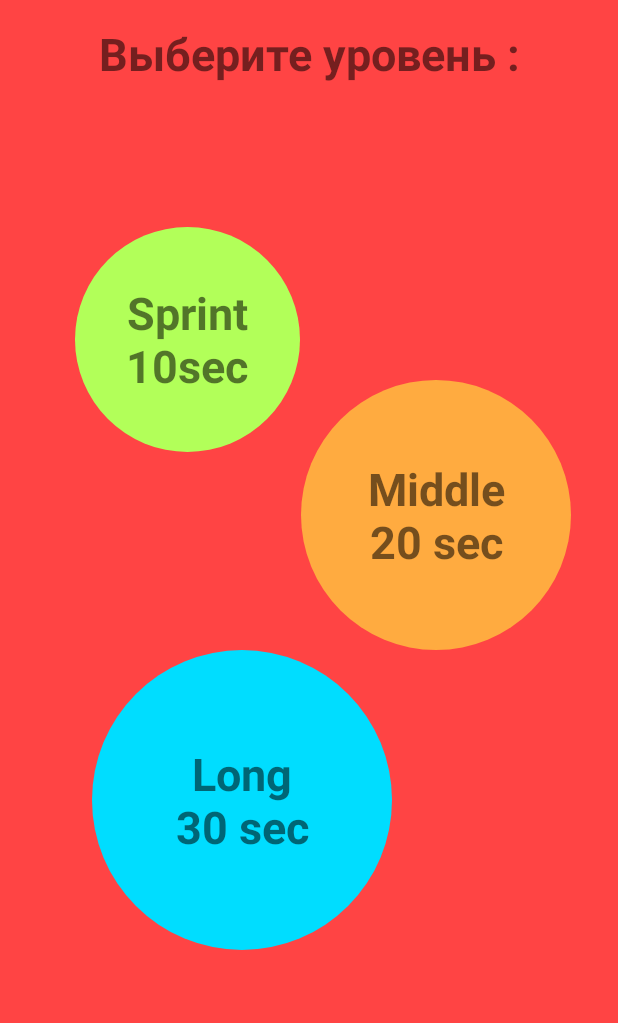
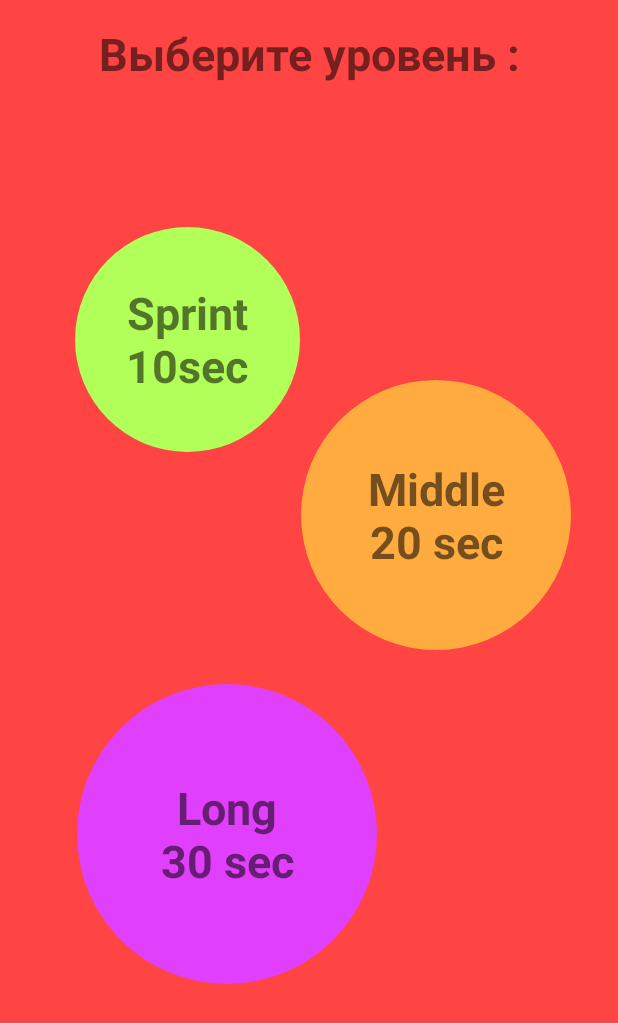
Before and after one commit to Serg8787/ClickerRxJava, an Android app: the screen it shows after launch (MainActivity), after a tap on an icon or button, on a phone screen of 412 x 824 dp. Shown: the top 1023 px of the screen. Run offline under Robolectric (Android 15) with nearby library versions, the phone set to English and light mode, and no system bars.

Commit message:
add 1 obserbaval

```diff
--- a/app/src/main/java/com/example/clicker/HeavyProcess.kt
+++ b/app/src/main/java/com/example/clicker/HeavyProcess.kt
@@ -13,7 +13,7 @@ import kotlinx.android.synthetic.main.fragment_new_competion.*
 class HeavyProcess {
 
     fun getStrTimer(): Observable<String> {
-        return ObservableCreate { subcrumber ->
+        return ObservableCreate ({ subcrumber ->
             val s = arrayListOf ("3","2","1","Start",
                 "00:10",
                 "00:09",
@@ -31,7 +31,7 @@ class HeavyProcess {
                 subcrumber.onNext(value)
                 SystemClock.sleep(1000)
             }
-        }
+        })
     }
 
 }
--- a/app/src/main/java/com/example/clicker/NewCompetionFragment.kt
+++ b/app/src/main/java/com/example/clicker/NewCompetionFragment.kt
@@ -57,7 +57,7 @@ class CompetionFragment : Fragment() {
             tvLevel.visibility = GONE
             btStart.visibility = VISIBLE
             btSprint1Distance10sec.visibility = GONE
-            btLongDistanse30sec.visibility = GONE
+            btMiddleDistance20sec.visibility = GONE
             btLongDistanse30sec.isEnabled = true
         }
 
--- a/app/src/main/res/layout/fragment_new_competion.xml
+++ b/app/src/main/res/layout/fragment_new_competion.xml
@@ -70,17 +70,17 @@
             android:id="@+id/btLongDistanse30sec"
             android:layout_width="200dp"
             android:layout_height="200dp"
-            android:background="@drawable/back_green"
-            android:backgroundTint="@android:color/holo_blue_bright"
+            android:layout_marginBottom="168dp"
+            android:background="@drawable/back_fiolet"
             android:gravity="center"
             android:padding="4dp"
+            android:text="Long\n30 sec"
             android:textSize="30sp"
             android:textStyle="bold"
-            android:text="Long\n30 sec"
+            app:layout_constraintBottom_toBottomOf="parent"
             app:layout_constraintEnd_toEndOf="parent"
-            app:layout_constraintHorizontal_bias="0.289"
-            app:layout_constraintStart_toStartOf="parent"
-            app:layout_constraintTop_toBottomOf="@+id/btMiddleDistance20sec" />
+            app:layout_constraintHorizontal_bias="0.243"
+            app:layout_constraintStart_toStartOf="parent" />
 
         <TextView
             android:id="@+id/btStart"
--- a/app/src/main/res/navigation/my_graph.xml
+++ b/app/src/main/res/navigation/my_graph.xml
@@ -60,6 +60,11 @@
         tools:layout="@layout/fragment_play_game" >
         <action
             android:id="@+id/action_playGameFragment_to_mainFragment"
+            app:destination="@id/mainFragment"
+            app:popUpTo="@id/mainFragment"
+            app:popUpToInclusive="true" />
+        <action
+            android:id="@+id/action_playGameFragment_to_mainFragment2"
             app:destination="@id/mainFragment" />
     </fragment>
 </navigation>
```
Also changed, not shown: app/src/main/java/com/example/clicker/PlayGameFragment.kt (+8 -4 lines).
